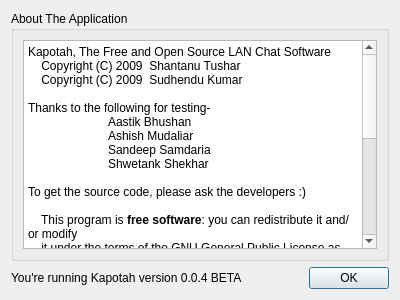
Old version of the form aboutdialog.ui in the repository shaan7/Kapotah.
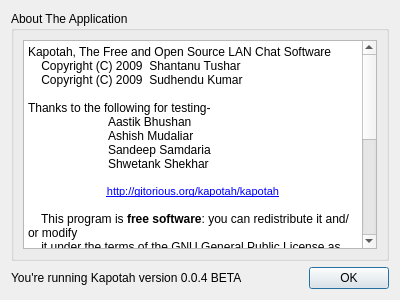
New version of the form.

Commit message: Fixed naming conventions s/pause/start Made cancelation of a file better reflected in the sender Added license in aboutdialog.cpp/h

```diff
--- a/aboutdialog.ui
+++ b/aboutdialog.ui
@@ -40,11 +40,11 @@
 &lt;p style=&quot; margin-top:0px; margin-bottom:0px; margin-left:0px; margin-right:0px; -qt-block-indent:0; text-indent:0px;&quot;&gt;&lt;span style=&quot; font-family:'Courier New,courier'; font-size:9pt;&quot;&gt;	Sandeep Samdaria&lt;/span&gt;&lt;/p&gt;
 &lt;p style=&quot; margin-top:0px; margin-bottom:0px; margin-left:0px; margin-right:0px; -qt-block-indent:0; text-indent:0px;&quot;&gt;&lt;span style=&quot; font-family:'Courier New,courier'; font-size:9pt;&quot;&gt;	Shwetank Shekhar&lt;/span&gt;&lt;/p&gt;
 &lt;p style=&quot;-qt-paragraph-type:empty; margin-top:0px; margin-bottom:0px; margin-left:0px; margin-right:0px; -qt-block-indent:0; text-indent:0px; font-family:'Courier New,courier'; font-size:9pt;&quot;&gt;&lt;/p&gt;
-&lt;p style=&quot; margin-top:0px; margin-bottom:0px; margin-left:0px; margin-right:0px; -qt-block-indent:0; text-indent:0px;&quot;&gt;&lt;span style=&quot; font-family:'Courier New,courier'; font-size:9pt;&quot;&gt;To get the source code, please ask the developers :)&lt;/span&gt;&lt;/p&gt;
+&lt;p align=&quot;center&quot; style=&quot; margin-top:0px; margin-bottom:0px; margin-left:0px; margin-right:0px; -qt-block-indent:0; text-indent:0px;&quot;&gt;&lt;a href=&quot;http://gitorious.org/kapotah/kapotah&quot;&gt;&lt;span style=&quot; text-decoration: underline; color:#0000ff;&quot;&gt;http://gitorious.org/kapotah/kapotah&lt;/span&gt;&lt;/a&gt;&lt;/p&gt;
 &lt;p style=&quot;-qt-paragraph-type:empty; margin-top:0px; margin-bottom:0px; margin-left:0px; margin-right:0px; -qt-block-indent:0; text-indent:0px; font-family:'Courier New,courier'; font-size:9pt;&quot;&gt;&lt;/p&gt;
 &lt;p style=&quot; margin-top:0px; margin-bottom:0px; margin-left:0px; margin-right:0px; -qt-block-indent:0; text-indent:0px;&quot;&gt;&lt;span style=&quot; font-family:'Courier New,courier'; font-size:9pt;&quot;&gt;    This program is &lt;/span&gt;&lt;span style=&quot; font-family:'Courier New,courier'; font-size:9pt; font-weight:600;&quot;&gt;free software&lt;/span&gt;&lt;span style=&quot; font-family:'Courier New,courier'; font-size:9pt;&quot;&gt;: you can redistribute it and/or modify&lt;/span&gt;&lt;/p&gt;
 &lt;p style=&quot; margin-top:0px; margin-bottom:0px; margin-left:0px; margin-right:0px; -qt-block-indent:0; text-indent:0px;&quot;&gt;&lt;span style=&quot; font-family:'Courier New,courier'; font-size:9pt;&quot;&gt;    it under the terms of the GNU General Public License as published by&lt;/span&gt;&lt;/p&gt;
-&lt;p style=&quot; margin-top:0px; margin-bottom:0px; margin-left:0px; margin-right:0px; -qt-block-indent:0; text-indent:0px;&quot;&gt;&lt;span style=&quot; font-family:'Courier New,courier'; font-size:9pt;&quot;&gt;    the Free Software Foundation, either version 3 of the License, or&lt;/span&gt;&lt;/p&gt;
+&lt;p style=&quot; margin-top:0px; margin-bottom:0px; margin-left:0px; margin-right:0px; -qt-block-indent:0; text-indent:0px;&quot;&gt;&lt;span style=&quot; font-family:'Courier New,courier'; font-size:9pt;&quot;&gt;    the Free Software Foundation, either version 2 of the License, or&lt;/span&gt;&lt;/p&gt;
 &lt;p style=&quot; margin-top:0px; margin-bottom:0px; margin-left:0px; margin-right:0px; -qt-block-indent:0; text-indent:0px;&quot;&gt;&lt;span style=&quot; font-family:'Courier New,courier'; font-size:9pt;&quot;&gt;    (at your option) any later version.&lt;/span&gt;&lt;/p&gt;
 &lt;p style=&quot;-qt-paragraph-type:empty; margin-top:0px; margin-bottom:0px; margin-left:0px; margin-right:0px; -qt-block-indent:0; text-indent:0px; font-family:'Courier New,courier'; font-size:9pt;&quot;&gt;&lt;/p&gt;
 &lt;p style=&quot; margin-top:0px; margin-bottom:0px; margin-left:0px; margin-right:0px; -qt-block-indent:0; text-indent:0px;&quot;&gt;&lt;span style=&quot; font-family:'Courier New,courier'; font-size:9pt;&quot;&gt;    This program is distributed in the hope that it will be useful,&lt;/span&gt;&lt;/p&gt;
```
The commit also changes 5 other files.
